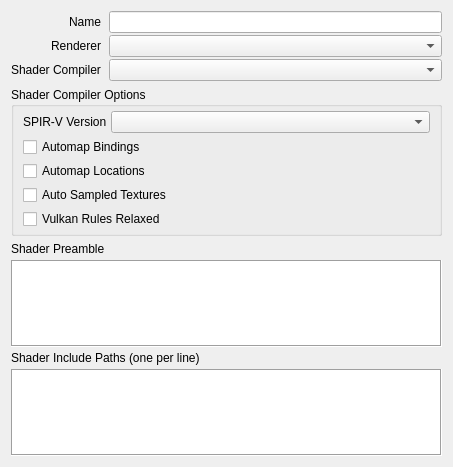
First picture: the form in src/session/SessionProperties.ui, repository houmain/gpupad, before the edit.
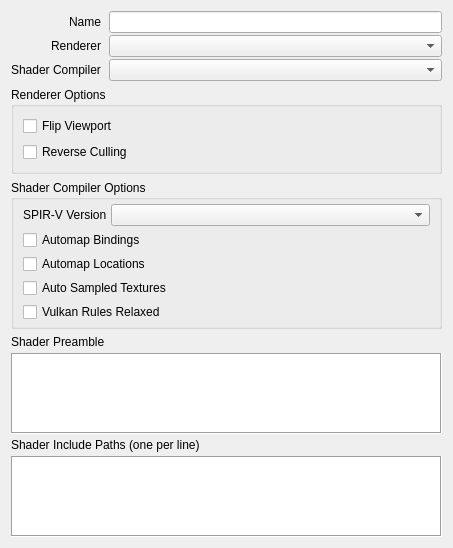
Second picture: the form after the edit. Custom widgets are drawn as their Qt base class.

Commit message: Added options Reverse Culling and Flip Viewport to Vulkan renderer

The edit to the form file:
```diff
--- a/src/session/SessionProperties.ui
+++ b/src/session/SessionProperties.ui
@@ -7,7 +7,7 @@
     <x>0</x>
     <y>0</y>
     <width>453</width>
-    <height>467</height>
+    <height>548</height>
    </rect>
   </property>
   <layout class="QVBoxLayout" name="verticalLayout">
@@ -34,6 +34,16 @@
      <property name="bottomMargin">
       <number>0</number>
      </property>
+     <item row="0" column="0">
+      <widget class="QLabel" name="labelName">
+       <property name="text">
+        <string>Name</string>
+       </property>
+      </widget>
+     </item>
+     <item row="0" column="1">
+      <widget class="QLineEdit" name="name"/>
+     </item>
      <item row="1" column="0">
       <widget class="QLabel" name="labelRenderer">
        <property name="text">
@@ -54,17 +64,30 @@
      <item row="2" column="1">
       <widget class="DataComboBox" name="shaderCompiler"/>
      </item>
-     <item row="0" column="1">
-      <widget class="QLineEdit" name="name"/>
+    </layout>
+   </item>
+   <item>
+    <widget class="QGroupBox" name="rendererOptions">
+     <property name="title">
+      <string>Renderer Options</string>
+     </property>
+     <layout class="QGridLayout" name="gridLayout">
+      <item row="1" column="0">
+       <widget class="QCheckBox" name="reverseCulling">
+        <property name="text">
+         <string>Reverse Culling</string>
+        </property>
+       </widget>
      </item>
      <item row="0" column="0">
-      <widget class="QLabel" name="labelName">
+       <widget class="QCheckBox" name="flipViewport">
        <property name="text">
-        <string>Name</string>
+         <string>Flip Viewport</string>
        </property>
       </widget>
      </item>
     </layout>
+    </widget>
    </item>
    <item>
     <widget class="QGroupBox" name="shaderCompilerOptions">
```
Lines whose indentation alone changed are shown as unchanged. The commit also changes 13 other files.
